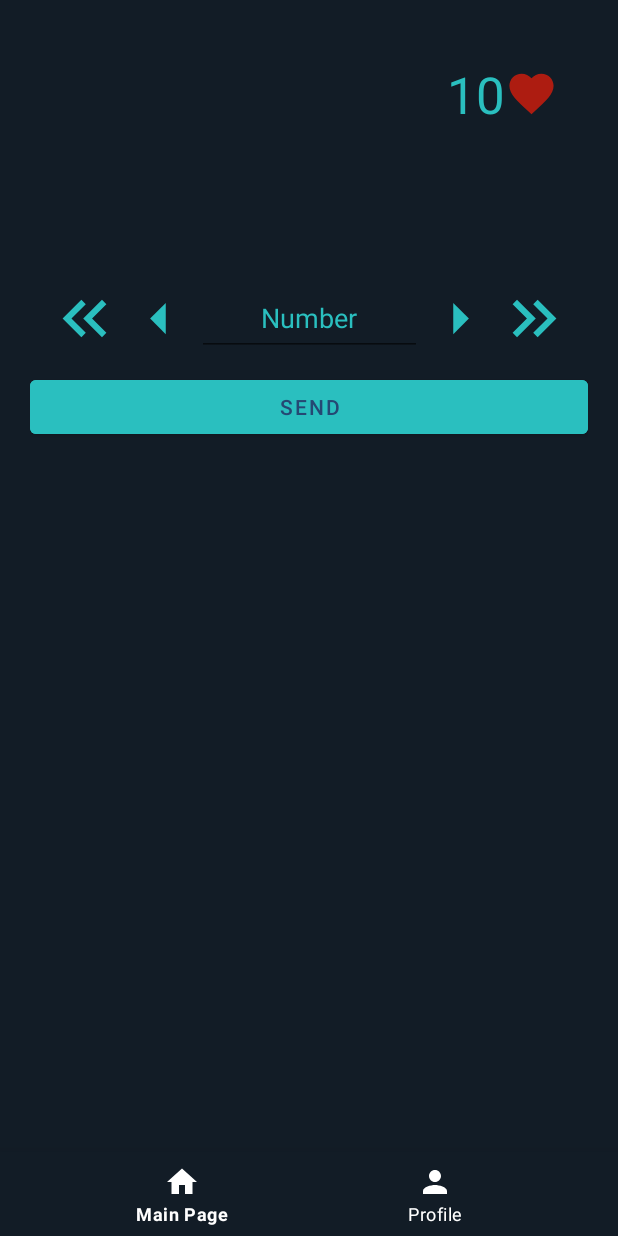
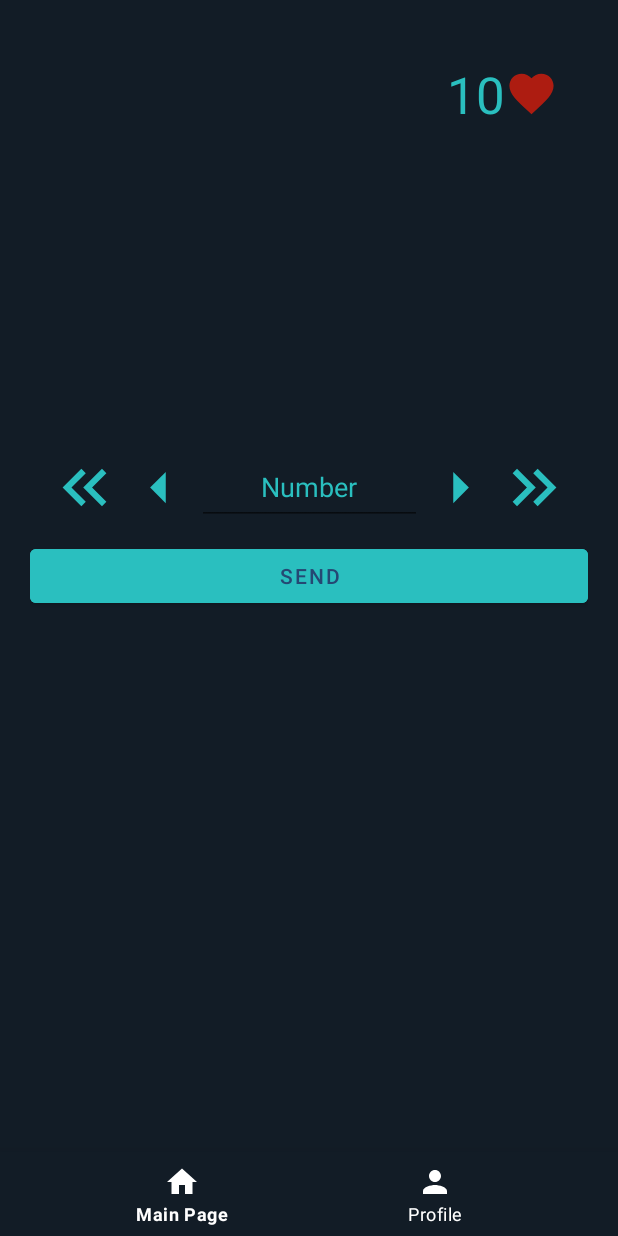
Before and after one commit to aodmrz/GuessTheNumber, an Android app: the GuessFragment screen opened through its navigation route, on a phone screen of 412 x 824 dp. Run offline under Robolectric (Android 15) with nearby library versions, the phone set to English and light mode, and no system bars; our stand-ins replace navigation-ui.

Commit message:
Changed visual layout for UX

```diff
--- a/app/src/main/res/layout/fragment_guess.xml
+++ b/app/src/main/res/layout/fragment_guess.xml
@@ -15,9 +15,9 @@
         android:layout_marginTop="20dp"
         android:layout_marginEnd="20dp"
         android:text="@string/lifeTextView"
+        android:contentDescription="@string/lifeDesc"
         android:textColor="@color/light_blue"
         android:textSize="34sp"
-        android:contentDescription="@string/lifeDesc"
         app:drawableEndCompat="@drawable/life_icon"
         app:layout_constraintEnd_toEndOf="parent"
         app:layout_constraintTop_toTopOf="parent" />
@@ -26,57 +26,57 @@
         android:id="@+id/increaseImageView"
         android:layout_width="120dp"
         android:layout_height="120dp"
-        android:layout_marginTop="10dp"
         android:contentDescription="@string/increase"
         android:src="@drawable/increase_icon"
         android:visibility="invisible"
         app:layout_constraintEnd_toEndOf="parent"
         app:layout_constraintStart_toStartOf="parent"
-        app:layout_constraintTop_toTopOf="parent"
+        app:layout_constraintBottom_toTopOf="@id/increaseTextView"
         app:tint="@color/pink" />
 
     <TextView
         android:id="@+id/increaseTextView"
         android:layout_width="wrap_content"
         android:layout_height="wrap_content"
+        android:layout_marginBottom="10dp"
         android:text="@string/increase"
         android:textColor="@color/pink"
         android:textSize="20sp"
         android:visibility="invisible"
         app:layout_constraintEnd_toEndOf="parent"
         app:layout_constraintStart_toStartOf="parent"
-        app:layout_constraintTop_toBottomOf="@+id/increaseImageView" />
+        app:layout_constraintBottom_toTopOf="@id/guessEditText" />
 
 
     <ImageButton
         android:id="@+id/decrease5Button"
         android:layout_width="50dp"
         android:layout_height="50dp"
-        android:layout_marginTop="10dp"
+        android:layout_marginBottom="10dp"
         android:backgroundTint="@android:color/transparent"
         android:contentDescription="@string/decrease5ButtonDesc"
         android:src="@drawable/decrease5_icon"
         app:layout_constraintEnd_toStartOf="@+id/decrease1Button"
-        app:layout_constraintTop_toBottomOf="@+id/increaseTextView"
+        app:layout_constraintBottom_toTopOf="@id/sendButton"
         app:tint="@color/light_blue" />
 
     <ImageButton
         android:id="@+id/decrease1Button"
         android:layout_width="50dp"
         android:layout_height="50dp"
-        android:layout_marginTop="10dp"
+        android:layout_marginBottom="10dp"
         android:backgroundTint="@android:color/transparent"
         android:contentDescription="@string/decrease1ButtonDesc"
         android:src="@drawable/decrease1_icon"
         app:layout_constraintEnd_toStartOf="@+id/guessEditText"
-        app:layout_constraintTop_toBottomOf="@+id/increaseTextView"
+        app:layout_constraintBottom_toTopOf="@id/sendButton"
         app:tint="@color/light_blue" />
 
     <EditText
         android:id="@+id/guessEditText"
         android:layout_width="150dp"
         android:layout_height="50dp"
-        android:layout_marginTop="10dp"
+        android:layout_marginBottom="10dp"
         android:hint="@string/number"
         android:importantForAutofill="no"
         android:inputType="number"
@@ -85,43 +85,44 @@
         android:textColorHint="@color/light_blue"
         app:layout_constraintEnd_toEndOf="parent"
         app:layout_constraintStart_toStartOf="parent"
-        app:layout_constraintTop_toBottomOf="@+id/increaseTextView" />
+        app:layout_constraintBottom_toTopOf="@id/sendButton"/>
 
     <ImageButton
         android:id="@+id/increase1Button"
         android:layout_width="50dp"
         android:layout_height="50dp"
-        android:layout_marginTop="10dp"
+        android:layout_marginBottom="10dp"
         android:backgroundTint="@android:color/transparent"
         android:contentDescription="@string/increase1ButtonDesc"
         android:src="@drawable/increase1_icon"
         app:layout_constraintStart_toEndOf="@+id/guessEditText"
-        app:layout_constraintTop_toBottomOf="@+id/increaseTextView"
+        app:layout_constraintBottom_toTopOf="@id/sendButton"
         app:tint="@color/light_blue" />
 
     <ImageButton
         android:id="@+id/increase5Button"
         android:layout_width="50dp"
         android:layout_height="50dp"
-        android:layout_marginTop="10dp"
+        android:layout_marginBottom="10dp"
         android:backgroundTint="@android:color/transparent"
         android:contentDescription="@string/increase5ButtonDesc"
         android:src="@drawable/increase5_icon"
         app:layout_constraintStart_toEndOf="@+id/increase1Button"
-        app:layout_constraintTop_toBottomOf="@+id/increaseTextView"
+        app:layout_constraintBottom_toTopOf="@id/sendButton"
         app:tint="@color/light_blue" />
+
     <Button
         android:id="@+id/sendButton"
         android:layout_width="match_parent"
         android:layout_height="wrap_content"
-        android:layout_marginTop="10dp"
         android:backgroundTint="@color/light_blue"
         android:text="@string/send"
         android:textColor="@color/dark_blue"
+        app:layout_constraintBottom_toBottomOf="parent"
         app:layout_constraintEnd_toEndOf="parent"
-        app:layout_constraintHorizontal_bias="0.925"
+        app:layout_constraintHorizontal_bias="0.5"
         app:layout_constraintStart_toStartOf="parent"
-        app:layout_constraintTop_toBottomOf="@+id/guessEditText" />
+        app:layout_constraintTop_toTopOf="parent" />
 
     <TextView
         android:id="@+id/decreaseTextView"
```
